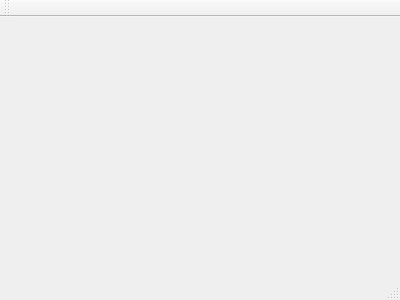
Above: Dialog/mainwindow.ui from Beamstripe/cpp-advancedcourse before the change. Below: the same form after it.
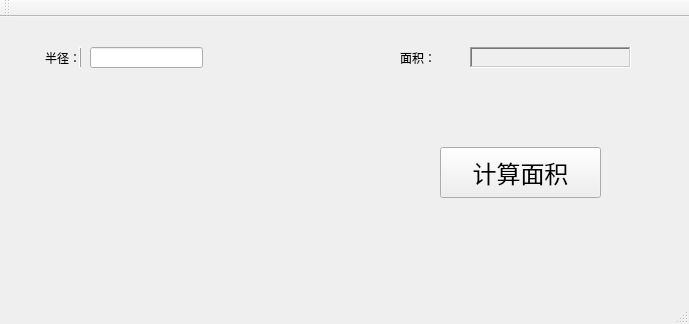
That is the form after the change.

The edit to the form file:
```diff
--- a/Dialog/mainwindow.ui
+++ b/Dialog/mainwindow.ui
@@ -1,24 +1,132 @@
 <ui version="4.0">
  <class>MainWindow</class>
- <widget class="QMainWindow" name="MainWindow" >
-  <property name="geometry" >
+ <widget class="QMainWindow" name="MainWindow">
+  <property name="geometry">
    <rect>
     <x>0</x>
     <y>0</y>
-    <width>400</width>
-    <height>300</height>
+    <width>689</width>
+    <height>324</height>
    </rect>
   </property>
   <property name="windowTitle" >
    <string>MainWindow</string>
   </property>
-  <widget class="QMenuBar" name="menuBar" />
-  <widget class="QToolBar" name="mainToolBar" />
-  <widget class="QWidget" name="centralWidget" />
-  <widget class="QStatusBar" name="statusBar" />
+  <widget class="QWidget" name="centralWidget">
+   <widget class="QLabel" name="radius">
+    <property name="geometry">
+     <rect>
+      <x>40</x>
+      <y>30</y>
+      <width>81</width>
+      <height>21</height>
+     </rect>
+    </property>
+    <property name="frameShape">
+     <enum>QFrame::VLine</enum>
+    </property>
+    <property name="frameShadow">
+     <enum>QFrame::Raised</enum>
+    </property>
+    <property name="text">
+     <string>半径：</string>
+    </property>
+   </widget>
+   <widget class="QPushButton" name="pushButton">
+    <property name="geometry">
+     <rect>
+      <x>440</x>
+      <y>130</y>
+      <width>161</width>
+      <height>51</height>
+     </rect>
+    </property>
+    <property name="font">
+     <font>
+      <family>楷体</family>
+      <pointsize>18</pointsize>
+     </font>
+    </property>
+    <property name="text">
+     <string>计算面积</string>
+    </property>
+    <property name="iconSize">
+     <size>
+      <width>34</width>
+      <height>34</height>
+     </size>
+    </property>
+   </widget>
+   <widget class="QLineEdit" name="radiusLineEdit">
+    <property name="geometry">
+     <rect>
+      <x>90</x>
+      <y>30</y>
+      <width>113</width>
+      <height>21</height>
+     </rect>
+    </property>
+   </widget>
+   <widget class="QLabel" name="label">
+    <property name="geometry">
+     <rect>
+      <x>400</x>
+      <y>30</y>
+      <width>61</width>
+      <height>21</height>
+     </rect>
+    </property>
+    <property name="frameShape">
+     <enum>QFrame::NoFrame</enum>
+    </property>
+    <property name="frameShadow">
+     <enum>QFrame::Sunken</enum>
+    </property>
+    <property name="text">
+     <string>面积：</string>
+    </property>
+   </widget>
+   <widget class="QLabel" name="AreaText">
+    <property name="geometry">
+     <rect>
+      <x>470</x>
+      <y>30</y>
+      <width>161</width>
+      <height>21</height>
+     </rect>
+    </property>
+    <property name="frameShape">
+     <enum>QFrame::WinPanel</enum>
+    </property>
+    <property name="frameShadow">
+     <enum>QFrame::Sunken</enum>
+    </property>
+    <property name="text">
+     <string/>
+    </property>
+   </widget>
+  </widget>
+  <widget class="QMenuBar" name="menuBar">
+   <property name="geometry">
+    <rect>
+     <x>0</x>
+     <y>0</y>
+     <width>689</width>
+     <height>26</height>
+    </rect>
+   </property>
+  </widget>
+  <widget class="QToolBar" name="mainToolBar">
+   <attribute name="toolBarArea">
+    <enum>TopToolBarArea</enum>
+   </attribute>
+   <attribute name="toolBarBreak">
+    <bool>false</bool>
+   </attribute>
+  </widget>
+  <widget class="QStatusBar" name="statusBar"/>
  </widget>
- <layoutDefault spacing="6" margin="11" />
- <pixmapfunction></pixmapfunction>
+ <layoutdefault spacing="6" margin="11"/>
  <resources/>
  <connections/>
 </ui>
```
Left out of the diff: 3 changed lines with no effect on the pictures.
